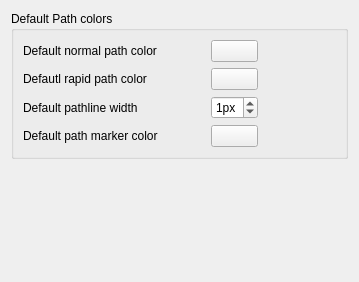
microelly2/FreeCAD, file src/Mod/Path/Gui/DlgSettingsPathColor.ui: the form before one commit.
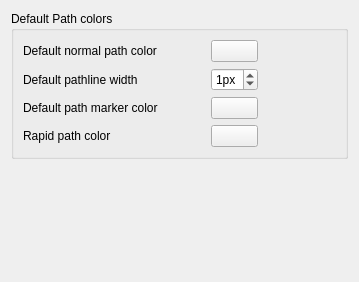
The form after the commit. Custom widgets are drawn as their Qt base class.

Commit message: Path: Enabled different color for rapid moves

Patch:
```diff
--- a/src/Mod/Path/Gui/DlgSettingsPathColor.ui
+++ b/src/Mod/Path/Gui/DlgSettingsPathColor.ui
@@ -55,39 +55,6 @@
           </property>
          </widget>
         </item>
-        <item row="1" column="0">
-         <widget class="QLabel" name="label_7">
-          <property name="minimumSize">
-           <size>
-            <width>182</width>
-            <height>0</height>
-           </size>
-          </property>
-          <property name="text">
-           <string>Defautl rapid path color</string>
-          </property>
-         </widget>
-        </item>
-        <item row="1" column="1">
-         <widget class="Gui::PrefColorButton" name="DefaultRapidPathColor">
-          <property name="toolTip">
-           <string>The default line color for new shapes</string>
-          </property>
-          <property name="color">
-           <color>
-            <red>170</red>
-            <green>0</green>
-            <blue>0</blue>
-           </color>
-          </property>
-          <property name="prefEntry" stdset="0">
-           <cstring>DefaultRapidPathColor</cstring>
-          </property>
-          <property name="prefPath" stdset="0">
-           <cstring>Mod/Path</cstring>
-          </property>
-         </widget>
-        </item>
         <item row="2" column="0">
          <widget class="QLabel" name="label_9">
           <property name="minimumSize">
@@ -156,6 +123,39 @@
           </property>
          </widget>
         </item>
+        <item row="4" column="0">
+         <widget class="QLabel" name="label_7">
+          <property name="minimumSize">
+           <size>
+            <width>182</width>
+            <height>0</height>
+           </size>
+          </property>
+          <property name="text">
+           <string>Rapid path color</string>
+          </property>
+         </widget>
+        </item>
+        <item row="4" column="1">
+         <widget class="Gui::PrefColorButton" name="DefaultRapidPathColor">
+          <property name="toolTip">
+           <string>The default line color for new shapes</string>
+          </property>
+          <property name="color">
+           <color>
+            <red>170</red>
+            <green>0</green>
+            <blue>0</blue>
+           </color>
+          </property>
+          <property name="prefEntry" stdset="0">
+           <cstring>DefaultRapidPathColor</cstring>
+          </property>
+          <property name="prefPath" stdset="0">
+           <cstring>Mod/Path</cstring>
+          </property>
+         </widget>
+        </item>
        </layout>
       </item>
       <item>
```
Left out of the diff: 1 changed line with no effect on the pictures. The commit also changes 2 other files.
